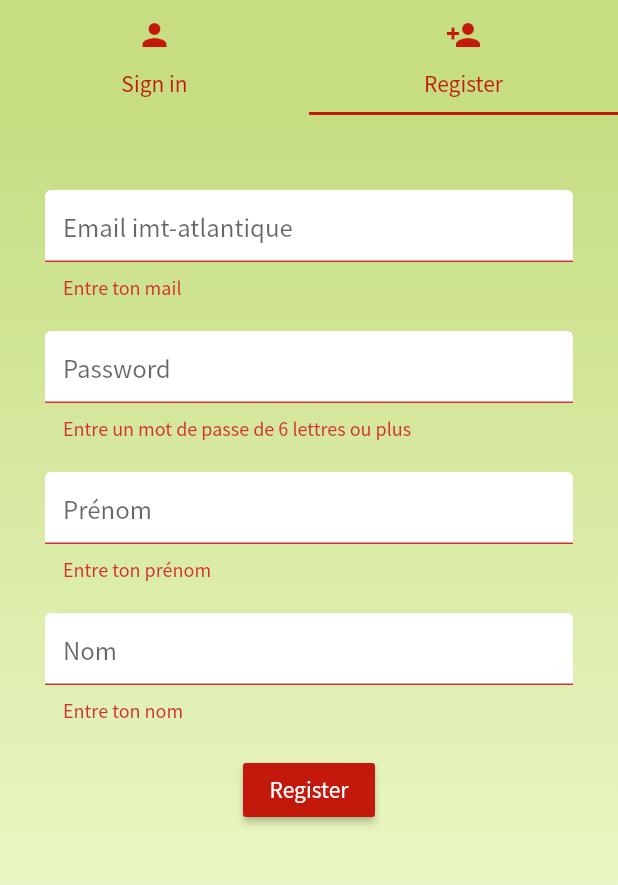
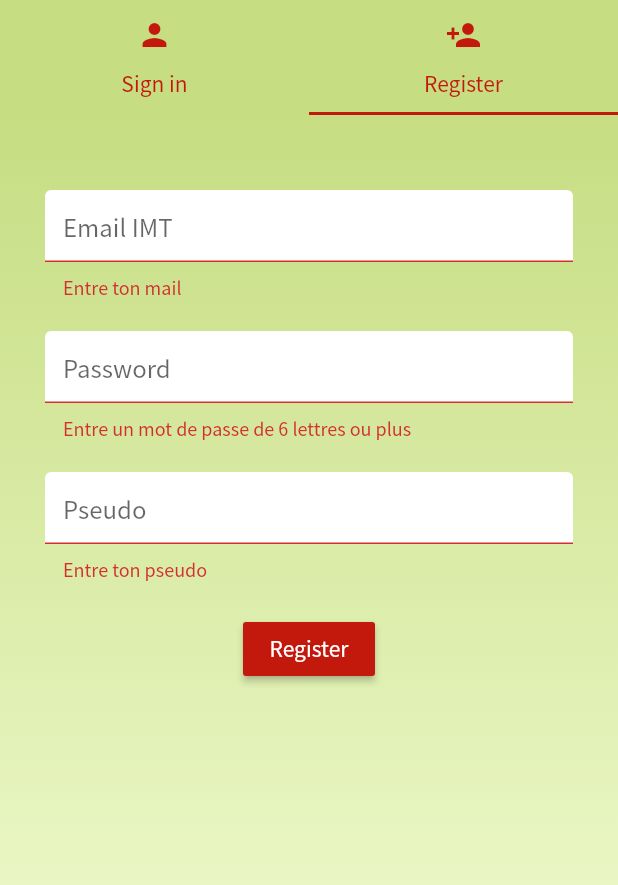
Before and after one commit to PAUVRE-Charlie/caps_app, a Flutter app: the screen it shows after launch, tab 2 chosen, after a tap on "Register", on a phone screen of 412 x 824 dp, the part 80-965 px from its top. Run offline on Flutter 3.47's test engine with Material 2 defaults, Android fonts, the phone set to English and light mode, and no system bars; our stand-ins replace cloud_firestore, firebase_auth, firebase_core; accounts and stored records are empty.

Commit message:
firstname and lastname to username

```diff
--- a/lib/components/createTournamentForm.dart
+++ b/lib/components/createTournamentForm.dart
@@ -142,7 +142,7 @@ class _CreateTournamentFormState extends State<CreateTournamentForm> {
                             crossAxisAlignment: WrapCrossAlignment.center,
                             children: [
                               Text(
-                                "${capseur.firstname} ${capseur.lastname}",
+                                "${capseur.username}",
                               ),
                               IconButton(
                                   icon: Icon(
@@ -435,7 +435,7 @@ class _PoolCreationState extends State<PoolCreation> {
                           crossAxisAlignment: WrapCrossAlignment.center,
                           children: [
                             Text(
-                              "${participant.capseur.firstname} ${participant.capseur.lastname}",
+                              "${participant.capseur.username}",
                             ),
                             IconButton(
                                 icon: Icon(
--- a/lib/components/matchResults.dart
+++ b/lib/components/matchResults.dart
@@ -45,7 +45,7 @@ class _MatchResultsState extends State<MatchResults> {
               mainAxisAlignment: MainAxisAlignment.center,
               children: [
                 TextButton(
-                  child: Text(capseur1.firstname + ' ' + capseur1.lastname,
+                  child: Text(capseur1.username,
                       style: TextStyle(
                           color: widget.match.player1Won
                               ? kPrimaryColor
@@ -64,7 +64,7 @@ class _MatchResultsState extends State<MatchResults> {
                 ),
                 Text(' - '),
                 TextButton(
-                  child: Text(capseur2.firstname + ' ' + capseur2.lastname,
+                  child: Text(capseur2.username,
                       style: TextStyle(
                           fontSize: 20,
                           fontWeight: FontWeight.w300,
--- a/lib/components/poolsView.dart
+++ b/lib/components/poolsView.dart
@@ -56,7 +56,7 @@ class _PoolsViewState extends State<PoolsView> {
                     Padding(
                       padding: EdgeInsets.only(left: 20),
                       child: Text(
-                        "${participant.capseur.firstname} ${participant.capseur.lastname}",
+                        "${participant.capseur.username}",
                         style: TextStyle(fontSize: 16),
                       ),
                     ),
--- a/lib/components/rankingList.dart
+++ b/lib/components/rankingList.dart
@@ -55,7 +55,7 @@ class _RankingListState extends State<RankingList> {
             child: ListTile(
               leading:
                   Text((index + 1).toString(), style: TextStyle(fontSize: 20)),
-              title: Text(capseur.firstname),
+              title: Text(capseur.username),
               trailing: Text(capseur.points.round().toString()),
               tileColor: capseur.uid == user.uid
                   ? kSecondaryColor.withOpacity(0.3)
--- a/lib/components/register.dart
+++ b/lib/components/register.dart
@@ -3,8 +3,10 @@ import 'dart:math';
 
 import 'package:caps_app/components/loading.dart';
 import 'package:caps_app/data.dart';
+import 'package:caps_app/models/capseur.dart';
 import 'package:caps_app/services/auth.dart';
 import 'package:flutter/material.dart';
+import 'package:provider/provider.dart';
 
 import 'MyTextFormField.dart';
 
@@ -22,8 +24,7 @@ class _RegisterState extends State<Register> {
   // textfield state
   String email = '';
   String password = '';
-  String firstname = '';
-  String lastname = '';
+  String username = '';
   String error = '';
 
   bool loading;
@@ -36,6 +37,8 @@ class _RegisterState extends State<Register> {
 
   @override
   Widget build(BuildContext context) {
+    final capseurs = Provider.of<List<Capseur>>(context);
+
     return loading
         ? LoadingWidget()
         : SingleChildScrollView(
@@ -47,7 +50,7 @@ class _RegisterState extends State<Register> {
                     height: 20,
                   ),
                   MyTextFormField(
-                    hintText: 'Email imt-atlantique',
+                    hintText: 'Email IMT',
                     textInputType: TextInputType.emailAddress,
                     validator: (val) {
                       return val.isEmpty ? 'Entre ton mail' : null;
@@ -75,24 +78,12 @@ class _RegisterState extends State<Register> {
                     height: 20,
                   ),
                   MyTextFormField(
-                    hintText: 'Prénom',
+                    hintText: 'Pseudo',
                     validator: (val) {
-                      return val.isEmpty ? 'Entre ton prénom' : null;
+                      return val.isEmpty ? 'Entre ton pseudo' : null;
                     },
                     onChanged: (val) {
-                      firstname = val;
-                    },
-                  ),
-                  SizedBox(
-                    height: 20,
-                  ),
-                  MyTextFormField(
-                    hintText: 'Nom',
-                    validator: (val) {
-                      return val.isEmpty ? 'Entre ton nom' : null;
-                    },
-                    onChanged: (val) {
-                      lastname = val;
+                      username = val;
                     },
                   ),
                   SizedBox(
@@ -104,15 +95,24 @@ class _RegisterState extends State<Register> {
                         setState(() {
                           loading = true;
                         });
-                        if (!email.contains('@imt-atlantique.net')){
+                        if (!email.contains('@imt-atlantique.net')) {
                           setState(() {
                             loading = false;
-                            error = 'Vous devez utiliser une adresse imt-atlantique';
+                            error =
+                                'Vous devez utiliser une adresse imt-atlantique';
                           });
-                        }else{
+                          for (Capseur capseur in capseurs) {
+                            if (capseur.username == username)
+                              setState(() {
+                                loading = false;
+                                error = 'Ce pseudo est déja utilisé';
+                              });
+                          }
+                        }
+                        if (loading) {
                           dynamic result =
-                          await _auth.registerWithEmailAndPassword(
-                              email, password, firstname, lastname);
+                              await _auth.registerWithEmailAndPassword(
+                                  email, password, username);
                           if (result == null) {
                             setState(() {
                               loading = false;
@@ -120,7 +120,6 @@ class _RegisterState extends State<Register> {
                             });
                           }
                         }
-
                       }
                     },
                     color: kPrimaryColor,
--- a/lib/components/validateMatch.dart
+++ b/lib/components/validateMatch.dart
@@ -35,8 +35,7 @@ class _ValidateMatchState extends State<ValidateMatch> {
 
     DatabaseService().updateCapseurData(
         capseur1.uid,
-        capseur1.firstname,
-        capseur1.lastname,
+        capseur1.username,
         capseur1.matchsPlayed + 1,
         capseur1.matchsWon + (match.scorePlayer1 > match.scorePlayer2 ? 1 : 0),
         capseur1.capsHit + match.player1CapsHitInThisGame,
@@ -49,8 +48,7 @@ class _ValidateMatchState extends State<ValidateMatch> {
 
     DatabaseService().updateCapseurData(
         capseur2.uid,
-        capseur2.firstname,
-        capseur2.lastname,
+        capseur2.username,
         capseur2.matchsPlayed + 1,
         capseur2.matchsWon + (match.scorePlayer2 > match.scorePlayer1 ? 1 : 0),
         capseur2.capsHit + match.player2CapsHitInThisGame,
--- a/lib/models/capseur.dart
+++ b/lib/models/capseur.dart
@@ -1,7 +1,6 @@
 class Capseur {
   final String _uid;
-  String _firstname;
-  String _lastname;
+  String _username;
   int _matchsPlayed;
   int _matchsWon;
   int _capsHit;
@@ -9,11 +8,10 @@ class Capseur {
   int _bottlesEmptied;
   double _points;
 
-  Capseur(this._firstname, this._lastname, this._matchsPlayed, this._matchsWon,
-      this._capsHit, this._capsThrow, this._bottlesEmptied, this._uid, this._points);
+  Capseur(this._username, this._matchsPlayed, this._matchsWon, this._capsHit,
+      this._capsThrow, this._bottlesEmptied, this._uid, this._points);
 
-  String get firstname => _firstname;
-  String get lastname => _lastname;
+  String get username => _username;
   int get matchsPlayed => _matchsPlayed;
   int get matchsWon => _matchsWon;
   int get capsHit => _capsHit;
--- a/lib/pages/authenticate.dart
+++ b/lib/pages/authenticate.dart
@@ -1,7 +1,10 @@
 import 'package:caps_app/components/background.dart';
 import 'package:caps_app/components/register.dart';
 import 'package:caps_app/components/signIn.dart';
+import 'package:caps_app/models/capseur.dart';
+import 'package:caps_app/services/database.dart';
 import 'package:flutter/material.dart';
+import 'package:provider/provider.dart';
 
 import '../data.dart';
 
@@ -53,7 +56,10 @@ class _AuthenticatePageState extends State<AuthenticatePage> {
               child: TabBarView(
                 children: [
                   SignIn(),
-                  Register(),
+                  StreamProvider<List<Capseur>>.value(
+                    value: DatabaseService().capseurs,
+                    child: Register(),
+                  )
                 ],
               ),
             )
--- a/lib/pages/profilePage.dart
+++ b/lib/pages/profilePage.dart
@@ -45,7 +45,7 @@ class _ProfilePageState extends State<ProfilePage> {
                 leading: ArrowBackAppBar(),
                 centerTitle: true,
                 title: Text(
-                  widget.capseur.firstname + ' ' + widget.capseur.lastname,
+                  widget.capseur.username,
                   style: TextStyle(
                       fontFamily: 'PirataOne',
                       fontSize: 30,
```
Also changed, not shown: lib/components/playerSide.dart (+49 -25 lines), lib/models/game.dart (+4 -12 lines), lib/pages/randomPickStartPage.dart (+25 -9 lines), lib/services/auth.dart (+12 -12 lines), lib/services/database.dart (+4 -8 lines).
